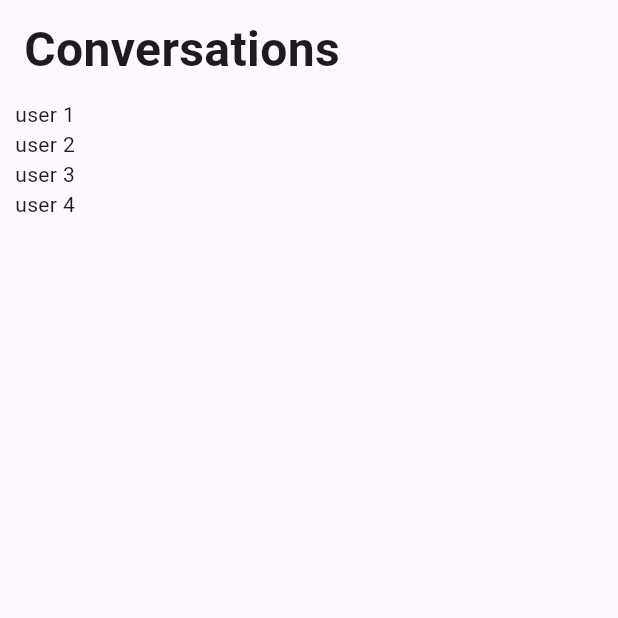
After one commit to karlabelem/Duet, a Flutter app: the ConversationList screen opened directly, on a phone screen of 412 x 824 dp, the top half of it. The commit adds this screen. Run offline on Flutter 3.47's test engine with Material 3 defaults, Android fonts, the phone set to English and light mode, and no system bars; generated files the repository leaves out were written again.

Commit message:
formatting, create conversation list

```diff
--- /dev/null
+++ b/duet_application/lib/src/messaging/list_conversations.dart
@@ -0,0 +1,44 @@
+import 'package:flutter/material.dart';
+
+class ConversationList extends StatelessWidget {
+  ConversationList({super.key});
+
+  final List<String> conversations = ["user 1", "user 2", "user 3", "user 4"];
+
+  @override
+  Widget build(BuildContext context) {
+    return Scaffold(
+      body: SingleChildScrollView(
+        physics: BouncingScrollPhysics(),
+        child: Column(
+          crossAxisAlignment: CrossAxisAlignment.start,
+          children: <Widget>[
+            SafeArea(
+              child: Padding(
+                padding: EdgeInsets.only(left: 16, right: 16, top: 10),
+                child: Row(
+                  mainAxisAlignment: MainAxisAlignment.spaceBetween,
+                  children: <Widget>[
+                    Text(
+                      "Conversations",
+                      style:
+                          TextStyle(fontSize: 32, fontWeight: FontWeight.bold),
+                    ),
+                  ],
+                ),
+              ),
+            ),
+            ListView.builder(
+                scrollDirection: Axis.vertical,
+                itemCount: conversations.length,
+                shrinkWrap: true,
+                padding: EdgeInsets.all(10),
+                itemBuilder: (BuildContext context, int index) {
+                  return Text(conversations[index]);
+                })
+          ],
+        ),
+      ),
+    );
+  }
+}
```
Also changed, not shown: duet_application/lib/src/messaging/conversation.dart (+19 -14 lines), 1 other file.
